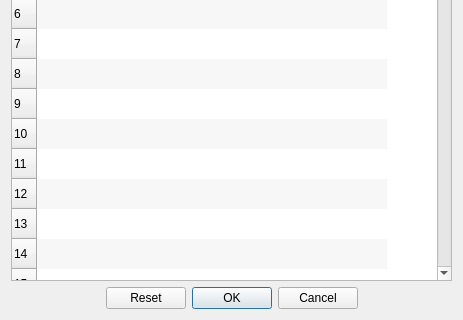
Above: src/watnu/ui/chooser.ui from amogorkon/watnu before the change; both pictures show x 0 to 463 and y 181 to 501 of the 463 by 501 pixel window. Below: the same form after it.
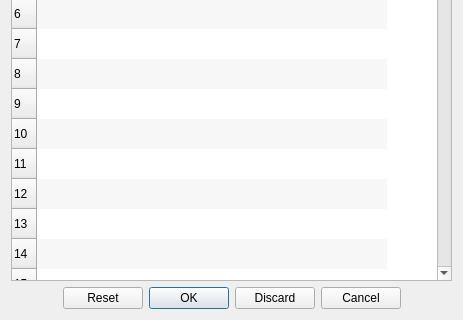
That is the form after the change.

The edit to the form file:
```diff
--- a/src/watnu/ui/chooser.ui
+++ b/src/watnu/ui/chooser.ui
@@ -323,7 +323,7 @@
       <enum>Qt::Horizontal</enum>
      </property>
      <property name="standardButtons">
-      <set>QDialogButtonBox::Cancel|QDialogButtonBox::Ok|QDialogButtonBox::Reset</set>
+      <set>QDialogButtonBox::Cancel|QDialogButtonBox::Discard|QDialogButtonBox::Ok|QDialogButtonBox::Reset</set>
      </property>
      <property name="centerButtons">
       <bool>true</bool>
```
